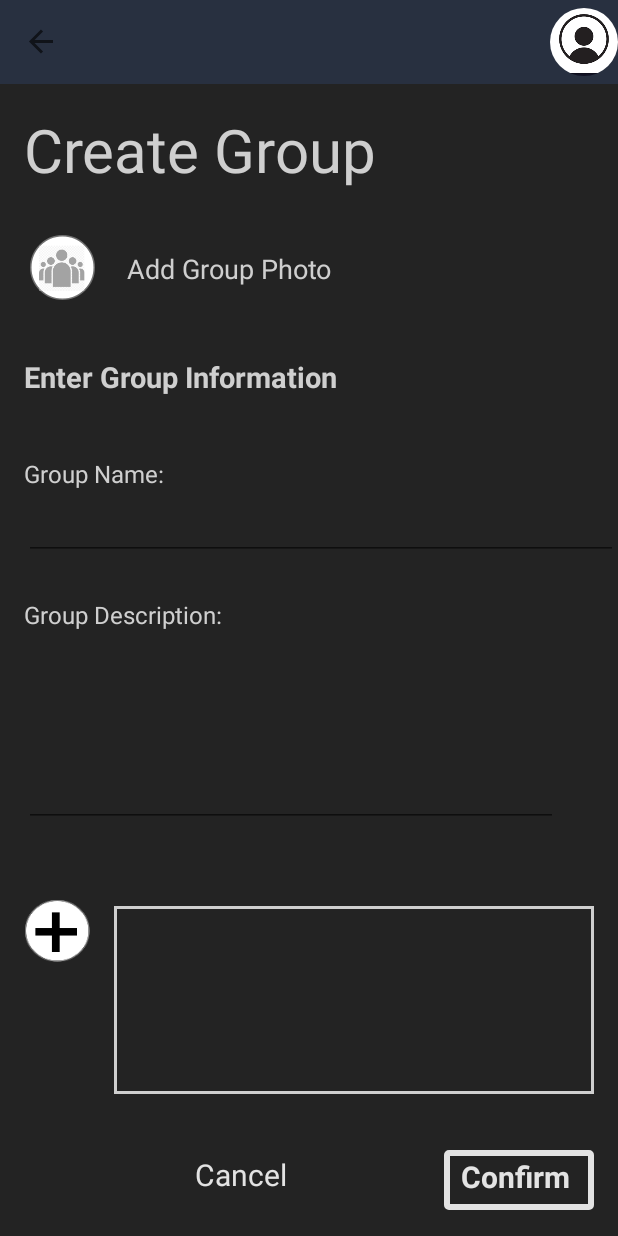
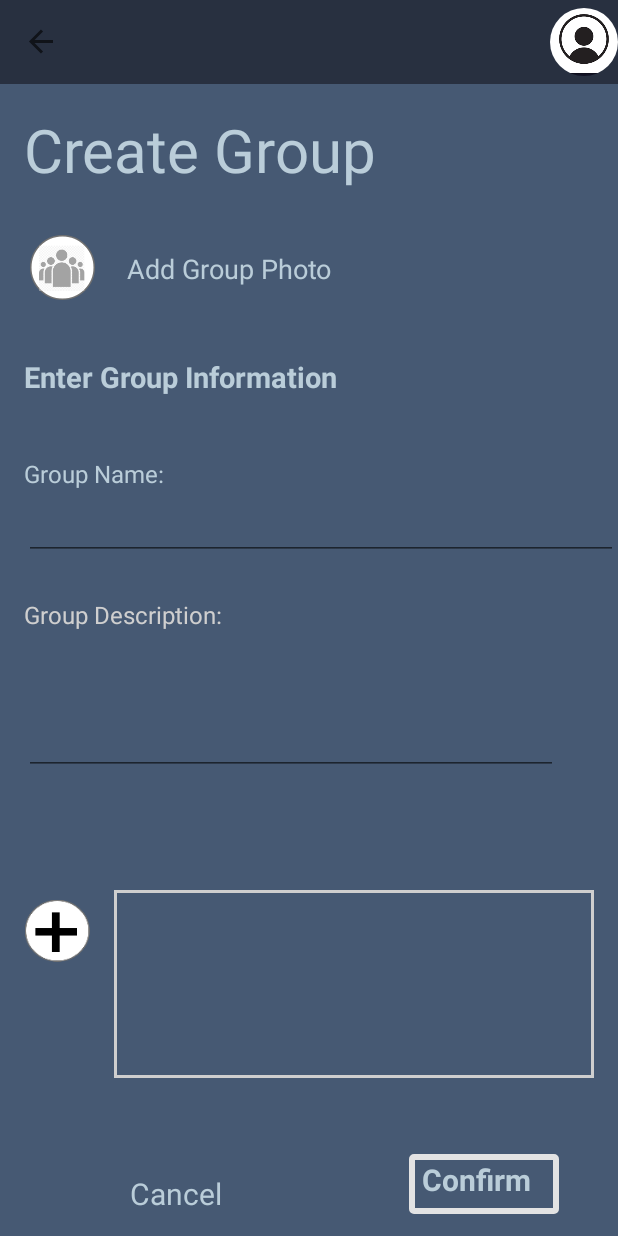
Before and after one commit to michaelSetnyk/time_hunter, an Android app: the screen it shows after launch (MainActivity), item 3 of the bottom bar chosen, on a phone screen of 412 x 824 dp. Run offline under Robolectric (Android 15) with nearby library versions, the phone set to English and light mode, and no system bars; our stand-ins replace CircleImageView, navigation-ui.

Commit message:
Changed group page colours to fit

```diff
--- a/app/src/main/res/layout/create_group.xml
+++ b/app/src/main/res/layout/create_group.xml
@@ -6,14 +6,14 @@
     android:layout_width="match_parent"
     android:layout_height="match_parent"
     tools:context=".CreateGroupFragment"
-    android:background="@drawable/background">
+    android:background="@color/colorBackground">
 
     <TextView
         android:id="@+id/textView"
         android:layout_width="wrap_content"
         android:layout_height="wrap_content"
         android:text="@string/create_group_title"
-        android:textColor="#CFCFCF"
+        android:textColor="@color/colorPrimary"
         android:textSize="40sp"
         app:layout_constraintBottom_toBottomOf="parent"
         app:layout_constraintHorizontal_bias="0.09"
@@ -40,7 +40,7 @@
         android:layout_width="wrap_content"
         android:layout_height="wrap_content"
         android:text="@string/add_photo_label"
-        android:textColor="#CFCFCF"
+        android:textColor="#bacdd9"
         android:textSize="18sp"
         app:layout_constraintBottom_toBottomOf="parent"
         app:layout_constraintEnd_toEndOf="parent"
@@ -53,7 +53,7 @@
         android:layout_width="wrap_content"
         android:layout_height="wrap_content"
         android:text="@string/group_info"
-        android:textColor="#CFCFCF"
+        android:textColor="#bacdd9"
         android:textSize="19sp"
         android:textStyle="bold"
         app:layout_constraintBottom_toBottomOf="parent"
@@ -68,7 +68,7 @@
         android:layout_width="wrap_content"
         android:layout_height="wrap_content"
         android:text="@string/group_name"
-        android:textColor="#CFCFCF"
+        android:textColor="#bacdd9"
         android:textSize="16sp"
         app:layout_constraintBottom_toBottomOf="parent"
         app:layout_constraintEnd_toEndOf="parent"
@@ -85,7 +85,7 @@
         android:layout_marginStart="16dp"
         android:inputType="text"
         android:maxLength="57"
-        android:textColor="#EFEFEF"
+        android:textColor="#bacdd9"
         app:layout_constraintBottom_toBottomOf="parent"
         app:layout_constraintStart_toStartOf="parent"
         app:layout_constraintTop_toTopOf="parent"
@@ -103,11 +103,13 @@
         android:lines="5"
         android:maxLines="5"
         android:scrollHorizontally="false"
-        android:textColor="#EFEFEF"
-        app:layout_constraintBottom_toBottomOf="parent"
+        android:textColor="#bacdd9"
+        app:layout_constraintBottom_toTopOf="@+id/view2"
+        app:layout_constraintEnd_toEndOf="parent"
+        app:layout_constraintHorizontal_bias="0.0"
         app:layout_constraintStart_toStartOf="parent"
         app:layout_constraintTop_toTopOf="parent"
-        app:layout_constraintVertical_bias="0.582" />
+        app:layout_constraintVertical_bias="0.819" />
 
     <TextView
         android:layout_width="wrap_content"
@@ -143,7 +145,7 @@
         app:layout_constraintHorizontal_bias="0.824"
         app:layout_constraintStart_toStartOf="parent"
         app:layout_constraintTop_toTopOf="parent"
-        app:layout_constraintVertical_bias="0.853" />
+        app:layout_constraintVertical_bias="0.836" />
 
     <View
         android:id="@+id/view"
@@ -152,38 +154,39 @@
         android:background="@drawable/create_button"
         app:layout_constraintBottom_toBottomOf="parent"
         app:layout_constraintEnd_toEndOf="parent"
-        app:layout_constraintHorizontal_bias="0.948"
+        app:layout_constraintHorizontal_bias="0.874"
         app:layout_constraintStart_toStartOf="parent"
         app:layout_constraintTop_toTopOf="parent"
-        app:layout_constraintVertical_bias="0.976" />
+        app:layout_constraintVertical_bias="0.98" />
 
     <TextView
         android:id="@+id/confirm_text"
         android:layout_width="81dp"
         android:layout_height="36dp"
+        android:layout_marginBottom="8dp"
         android:text="@string/confirm"
-        android:textColor="#E3E3E3"
+        android:textColor="#bacdd9"
         android:textSize="20sp"
         android:textStyle="bold"
         app:layout_constraintBottom_toBottomOf="parent"
         app:layout_constraintEnd_toEndOf="parent"
-        app:layout_constraintHorizontal_bias="0.930"
+        app:layout_constraintHorizontal_bias="0.851"
         app:layout_constraintStart_toStartOf="parent"
         app:layout_constraintTop_toTopOf="parent"
-        app:layout_constraintVertical_bias="0.976" />
+        app:layout_constraintVertical_bias="0.99" />
 
     <TextView
         android:id="@+id/cancel_action"
         android:layout_width="wrap_content"
         android:layout_height="wrap_content"
         android:text="@string/cancel_button"
-        android:textColor="#E3E3E3"
+        android:textColor="#bacdd9"
         android:textSize="20sp"
         app:layout_constraintBottom_toBottomOf="parent"
         app:layout_constraintEnd_toEndOf="@+id/group_description1"
-        app:layout_constraintHorizontal_bias="0.418"
+        app:layout_constraintHorizontal_bias="0.279"
         app:layout_constraintStart_toStartOf="parent"
         app:layout_constraintTop_toTopOf="parent"
-        app:layout_constraintVertical_bias="0.963" />
+        app:layout_constraintVertical_bias="0.98" />
 
 </androidx.constraintlayout.widget.ConstraintLayout>
```
